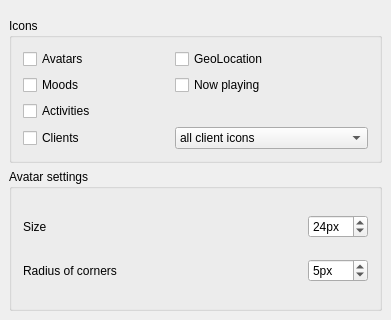
Above: src/options/opt_roster.ui from psi-im/psi before the change; both pictures show x 0 to 391 and y 295 to 615 of the 391 by 615 pixel window. Below: the same form after it.
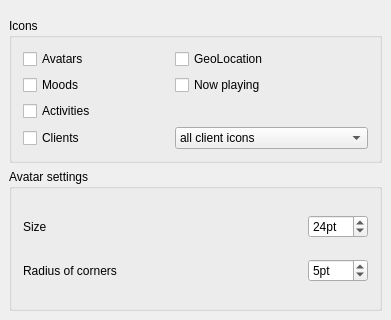
That is the form after the change.

The edit to the form file:
```diff
--- a/src/options/opt_roster.ui
+++ b/src/options/opt_roster.ui
@@ -235,7 +235,7 @@
            </size>
           </property>
           <property name="suffix">
-           <string>px</string>
+           <string>pt</string>
           </property>
           <property name="prefix">
            <string/>
@@ -271,7 +271,7 @@
            </size>
           </property>
           <property name="suffix">
-           <string>px</string>
+           <string>pt</string>
           </property>
           <property name="value">
            <number>5</number>
```
